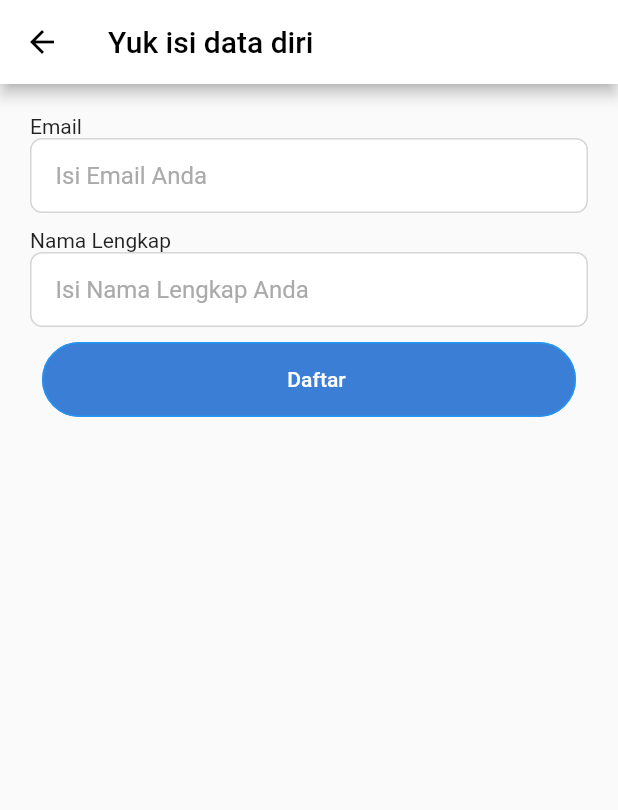
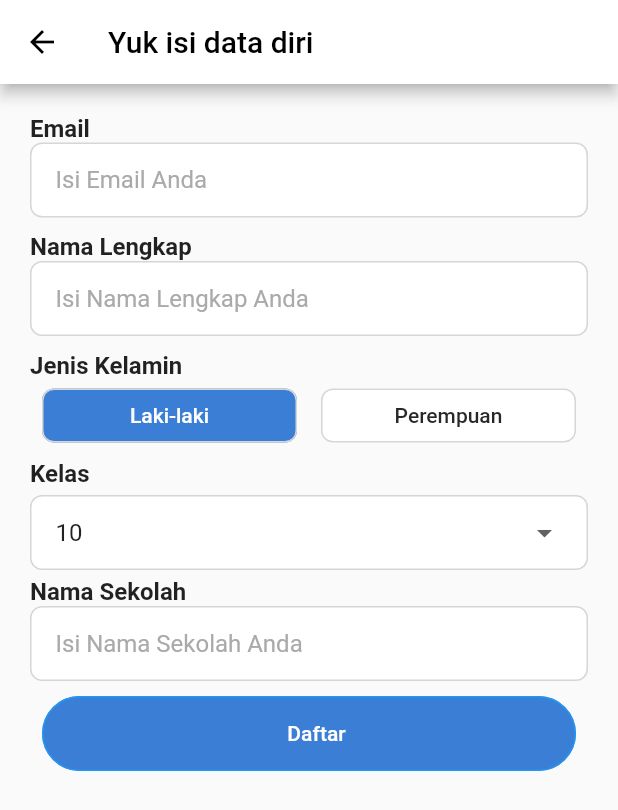
Before and after one commit to mucbir/gitintro, a Flutter app: the RegisterPage screen opened directly, on a phone screen of 412 x 824 dp. Shown: the top 810 px of the screen. Run offline on Flutter 3.47's test engine with Material 2 defaults, Android fonts, the light colour scheme and no system bars.

Commit message:
registrasi_page

```diff
--- /dev/null
+++ b/lib/constants/R/app_colors.dart
@@ -0,0 +1,7 @@
+import 'package:flutter/material.dart';
+
+class AppColor {
+  Color primary = Color(0xff3A7FD5);
+  Color grey = Color(0xffF3F7F8);
+  Color greyBorder = Color(0xffd6d6d6);
+}
--- /dev/null
+++ b/lib/constants/R/assets.dart
@@ -0,0 +1,4 @@
+class Assets {
+  String icSplash = "assets/auth/ic_splash.png";
+  String imgLogin = "assets/auth/img_Login.png";
+}
--- /dev/null
+++ b/lib/constants/R/strings.dart
@@ -0,0 +1,8 @@
+class Strings {
+  String login = "login";
+  String welcome = "Selamat Datang";
+  String loginDescription =
+      "Selamat Datang di Aplikasi Widya Edu Aplikasi Latihan dan Konsultasi Soal";
+  String loginWithGoogle = "Masuk dengan Google";
+  String loginWithApple = "Masuk dengan Apple";
+}
--- /dev/null
+++ b/lib/constants/r.dart
@@ -0,0 +1,9 @@
+import 'package:git_intro/constants/R/app_colors.dart';
+import 'package:git_intro/constants/R/assets.dart';
+import 'package:git_intro/constants/R/strings.dart';
+
+class R {
+  static AppColor colors = AppColor();
+  static Assets assets = Assets();
+  static Strings strings = Strings();
+}
--- a/lib/view/register_page.dart
+++ b/lib/view/register_page.dart
@@ -1,4 +1,5 @@
 import 'package:flutter/material.dart';
+import 'package:git_intro/constants/r.dart';
 
 class RegisterPage extends StatefulWidget {
   const RegisterPage({Key? key}) : super(key: key);
@@ -7,7 +8,22 @@ class RegisterPage extends StatefulWidget {
   State<RegisterPage> createState() => _RegisterPageState();
 }
 
+enum Gender { lakilaki, perempuan }
+
 class _RegisterPageState extends State<RegisterPage> {
+  String gender = "Laki-laki";
+  List<String> classSlta = ["10", "11", "12"];
+  String selectedClass = "10";
+
+  onTapGender(Gender genderInput) {
+    if (genderInput == Gender.lakilaki) {
+      gender = "Laki-laki";
+    } else {
+      gender = "Perempuan";
+    }
+    setState(() {});
+  }
+
   final nameController = TextEditingController();
   @override
   Widget build(BuildContext context) {
@@ -25,7 +41,13 @@ class _RegisterPageState extends State<RegisterPage> {
         child: Column(
           crossAxisAlignment: CrossAxisAlignment.start,
           children: [
-            Text("Email"),
+            Text(
+              "Email",
+              style: TextStyle(
+                fontSize: 16,
+                fontWeight: FontWeight.w600,
+              ),
+            ),
             Container(
               padding: const EdgeInsets.symmetric(
                 horizontal: 16,
@@ -50,7 +72,13 @@ class _RegisterPageState extends State<RegisterPage> {
               ),
             ),
             SizedBox(height: 10),
-            Text("Nama Lengkap"),
+            Text(
+              "Nama Lengkap",
+              style: TextStyle(
+                fontSize: 16,
+                fontWeight: FontWeight.w600,
+              ),
+            ),
             Container(
               padding: const EdgeInsets.symmetric(
                 horizontal: 16,
@@ -68,6 +96,154 @@ class _RegisterPageState extends State<RegisterPage> {
                   disabledBorder: InputBorder.none,
                   border: InputBorder.none,
                   hintText: "Isi Nama Lengkap Anda",
+                  hintStyle: TextStyle(
+                    color: Color(0XFFAAAAAA),
+                  ),
+                ),
+              ),
+            ),
+            SizedBox(height: 10),
+            Text(
+              "Jenis Kelamin",
+              style: TextStyle(
+                fontSize: 16,
+                fontWeight: FontWeight.w600,
+              ),
+            ),
+
+            //membuat tombol laki-laki dan perempuan
+            Row(
+              children: [
+                Expanded(
+                  child: Padding(
+                    padding: const EdgeInsets.symmetric(horizontal: 8.0),
+                    child: ElevatedButton(
+                      style: ElevatedButton.styleFrom(
+                        elevation: 0,
+                        primary: gender == "Laki-laki"
+                            ? R.colors.primary
+                            : Colors.white,
+                        shape: RoundedRectangleBorder(
+                            borderRadius: BorderRadius.circular(8),
+                            side: BorderSide(
+                                width: 1, color: R.colors.greyBorder)),
+                      ),
+                      onPressed: () {
+                        onTapGender(Gender.lakilaki);
+                      },
+                      child: Text(
+                        "Laki-laki",
+                        style: TextStyle(
+                          fontSize: 14,
+                          color: gender == "Laki-laki"
+                              ? Colors.white
+                              : Color(0xff282828),
+                        ),
+                      ),
+                    ),
+                  ),
+                ),
+                Expanded(
+                  child: Padding(
+                    padding: const EdgeInsets.symmetric(horizontal: 8.0),
+                    child: ElevatedButton(
+                      style: ElevatedButton.styleFrom(
+                        elevation: 0,
+                        primary: gender == "Perempuan"
+                            ? R.colors.primary
+                            : Colors.white,
+                        shape: RoundedRectangleBorder(
+                            borderRadius: BorderRadius.circular(8),
+                            side: BorderSide(
+                                width: 1, color: R.colors.greyBorder)),
+                      ),
+                      onPressed: () {
+                        onTapGender(Gender.perempuan);
+                      },
+                      child: Text(
+                        "Perempuan",
+                        style: TextStyle(
+                          fontSize: 14,
+                          color: gender == "Perempuan"
+                              ? Colors.white
+                              : Color(0xff282828),
+                        ),
+                      ),
+                    ),
+                  ),
+                ),
+              ],
+            ),
+            //batas membuat tombol laki-laki dan perempuan
+            SizedBox(height: 5),
+
+            // membuat dropdown
+            Text(
+              "Kelas",
+              style: TextStyle(
+                fontSize: 16,
+                fontWeight: FontWeight.w600,
+              ),
+            ),
+
+            SizedBox(height: 5),
+            Container(
+              width: double.infinity,
+              padding: const EdgeInsets.symmetric(
+                horizontal: 16,
+              ),
+              decoration: BoxDecoration(
+                borderRadius: BorderRadius.circular(8),
+                color: Colors.white,
+                border: Border.all(
+                  color: const Color(0xFFD6D6D6),
+                ),
+              ),
+              child: DropdownButtonHideUnderline(
+                child: DropdownButton<String>(
+                    value: selectedClass,
+                    items: classSlta
+                        .map(
+                          (e) => DropdownMenuItem<String>(
+                            child: Text(e),
+                            value: e,
+                          ),
+                        )
+                        .toList(),
+                    onChanged: (String? val) {
+                      selectedClass = val!;
+                      setState(() {});
+                    }),
+              ),
+            ),
+
+            SizedBox(height: 5),
+            // Batas dropdown
+
+            Text(
+              "Nama Sekolah",
+              style: TextStyle(
+                fontSize: 16,
+                fontWeight: FontWeight.w600,
+              ),
+            ),
+            Container(
+              padding: const EdgeInsets.symmetric(
+                horizontal: 16,
+              ),
+              decoration: BoxDecoration(
+                borderRadius: BorderRadius.circular(8),
+                color: Colors.white,
+                border: Border.all(
+                  color: const Color(0xFFD6D6D6),
+                ),
+              ),
+              child: TextField(
+                controller: nameController,
+                decoration: InputDecoration(
+                  disabledBorder: InputBorder.none,
+                  border: InputBorder.none,
+                  hintText: "Isi Nama Sekolah Anda",
                   hintStyle: TextStyle(
                     color: Color(0XFFAAAAAA),
                   ),
--- a/lib/view/splash_screen.dart
+++ b/lib/view/splash_screen.dart
@@ -1,4 +1,5 @@
 import 'package:flutter/material.dart';
+import 'package:git_intro/constants/r.dart';
 import 'package:git_intro/view/login_page.dart';
 
 class SplashScreen extends StatelessWidget {
@@ -16,12 +17,12 @@ class SplashScreen extends StatelessWidget {
         },
         child: Center(
           child: Image.asset(
-            "assets/auth/ic_splash.png",
+            R.assets.icSplash,
             width: MediaQuery.of(context).size.width * 0.5,
           ),
         ),
       ),
-      backgroundColor: Color(0xff3A7FD5),
+      backgroundColor: R.colors.primary,
     );
   }
 }
```
